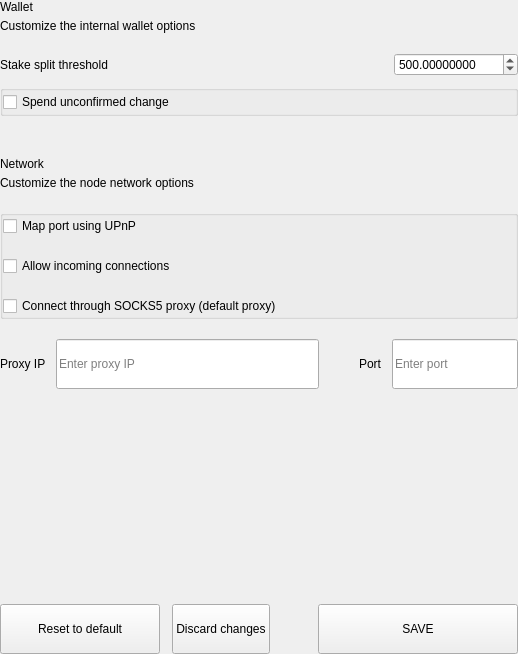
First picture: the form in src/qt/pivx/settings/forms/settingswalletoptionswidget.ui, repository younicoin/XMD, before the edit.
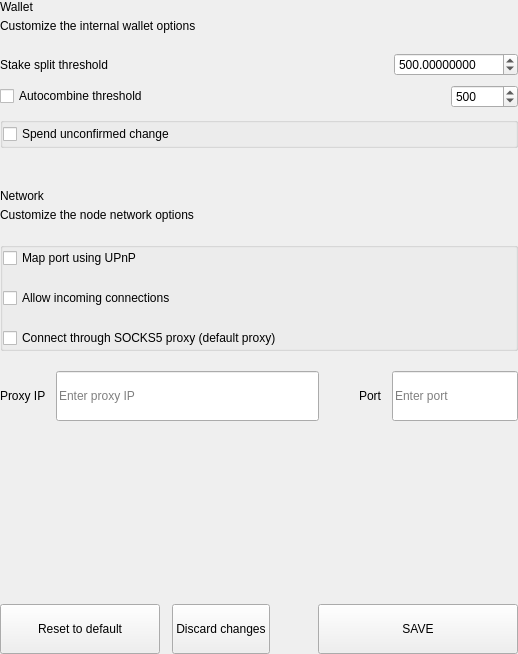
Second picture: the form after the edit.

Patch:
```diff
--- a/src/qt/pivx/settings/forms/settingswalletoptionswidget.ui
+++ b/src/qt/pivx/settings/forms/settingswalletoptionswidget.ui
@@ -139,6 +139,49 @@
           </item>
          </layout>
         </item>
+        <item>
+         <layout class="QHBoxLayout" name="horizontalLayout_7">
+          <property name="bottomMargin">
+           <number>9</number>
+          </property>
+          <item>
+           <widget class="QCheckBox" name="checkBoxAutoCombine">
+            <property name="text">
+             <string>Autocombine threshold</string>
+            </property>
+           </widget>
+          </item>
+          <item>
+           <spacer name="horizontalSpacer">
+            <property name="orientation">
+             <enum>Qt::Horizontal</enum>
+            </property>
+            <property name="sizeHint" stdset="0">
+             <size>
+              <width>40</width>
+              <height>20</height>
+             </size>
+            </property>
+           </spacer>
+          </item>
+          <item>
+           <widget class="QDoubleSpinBox" name="spinBoxAutoCombineThreshold">
+            <property name="decimals">
+             <number>0</number>
+            </property>
+            <property name="minimum">
+             <number>1</number>
+            </property>
+            <property name="maximum">
+             <number>999999</number>
+            </property>
+            <property name="value">
+             <number>500</number>
+            </property>
+           </widget>
+          </item>
+         </layout>
+        </item>
         <item>
          <widget class="QGroupBox" name="groupBox">
           <property name="title">
```
